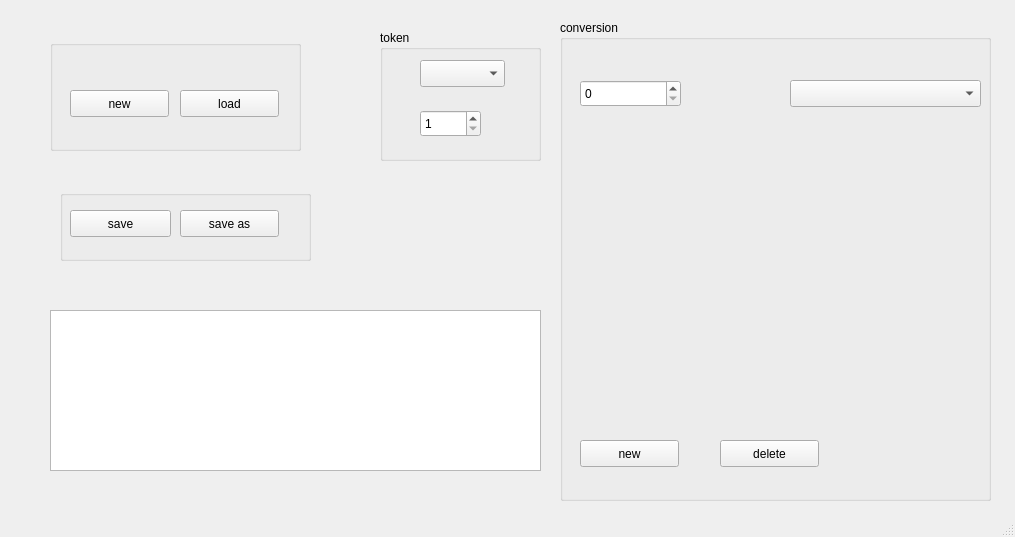
First picture: the form in TypedTokenEditor/editor_typed_token.ui, repository heinz-preisig/ProMo-packages-OntologyBuilder, before the edit.
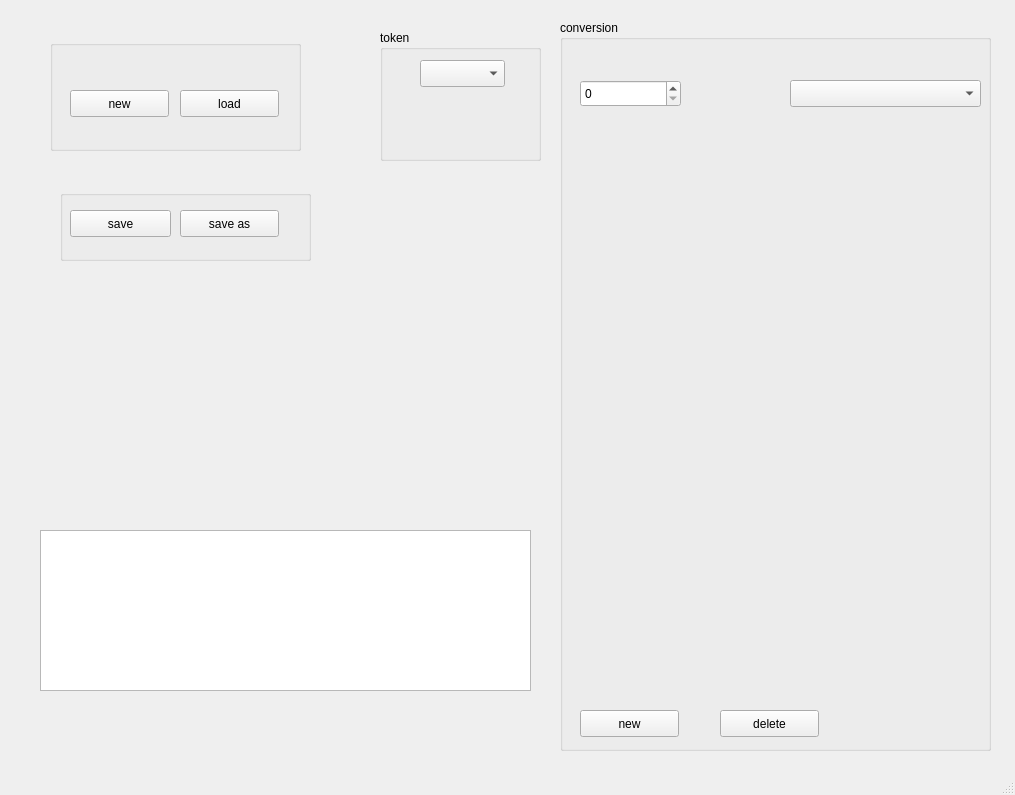
Second picture: the form after the edit.

Commit message: complete redo of typed_token_editor

```diff
--- a/TypedTokenEditor/editor_typed_token.ui
+++ b/TypedTokenEditor/editor_typed_token.ui
@@ -7,7 +7,7 @@
     <x>0</x>
     <y>0</y>
     <width>1015</width>
-    <height>537</height>
+    <height>795</height>
    </rect>
   </property>
   <property name="windowTitle">
@@ -26,19 +26,6 @@
     <property name="title">
      <string>token</string>
     </property>
-    <widget class="QSpinBox" name="spinNumberOfTypedTokens">
-     <property name="geometry">
-      <rect>
-       <x>40</x>
-       <y>80</y>
-       <width>61</width>
-       <height>27</height>
-      </rect>
-     </property>
-     <property name="minimum">
-      <number>1</number>
-     </property>
-    </widget>
     <widget class="QComboBox" name="comboTokenWithTypedTokens">
      <property name="geometry">
       <rect>
@@ -56,7 +43,7 @@
       <x>560</x>
       <y>20</y>
       <width>431</width>
-      <height>481</height>
+      <height>731</height>
      </rect>
     </property>
     <property name="title">
@@ -84,7 +71,7 @@
        <x>20</x>
        <y>110</y>
        <width>191</width>
-       <height>281</height>
+       <height>561</height>
       </rect>
      </property>
      <layout class="QFormLayout" name="formReactants">
@@ -102,7 +89,7 @@
        <x>230</x>
        <y>110</y>
        <width>191</width>
-       <height>281</height>
+       <height>561</height>
       </rect>
      </property>
      <layout class="QFormLayout" name="formProducts">
@@ -115,7 +102,7 @@
      <property name="geometry">
       <rect>
        <x>20</x>
-       <y>420</y>
+       <y>690</y>
        <width>99</width>
        <height>27</height>
       </rect>
@@ -128,7 +115,7 @@
      <property name="geometry">
       <rect>
        <x>160</x>
-       <y>420</y>
+       <y>690</y>
        <width>99</width>
        <height>27</height>
       </rect>
@@ -229,8 +216,8 @@
    <widget class="QTextBrowser" name="message_box">
     <property name="geometry">
      <rect>
-      <x>50</x>
-      <y>310</y>
+      <x>40</x>
+      <y>530</y>
       <width>491</width>
       <height>161</height>
      </rect>
```
Left out of the diff: 6 changed lines with no effect on the pictures. The commit also changes 6 other files.
